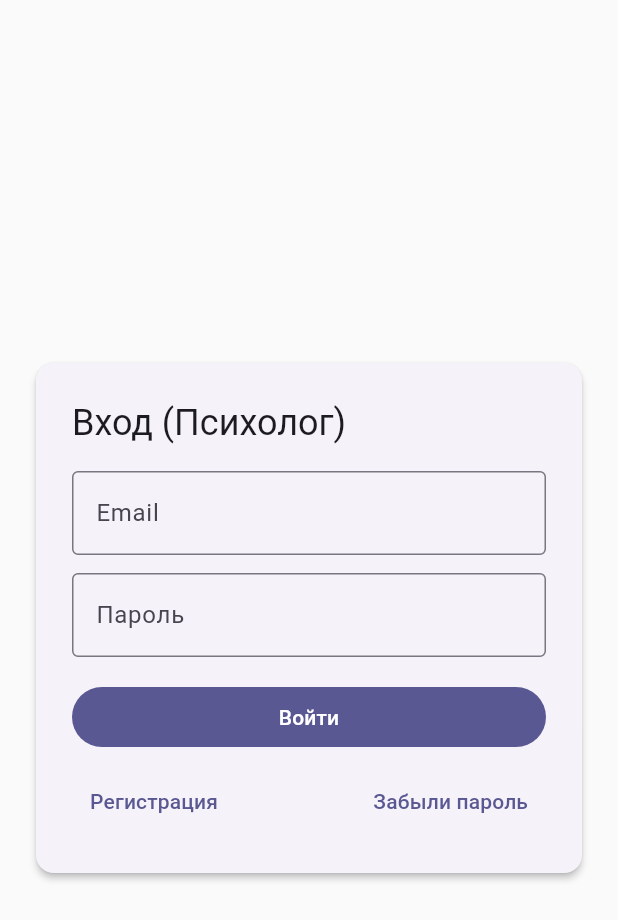
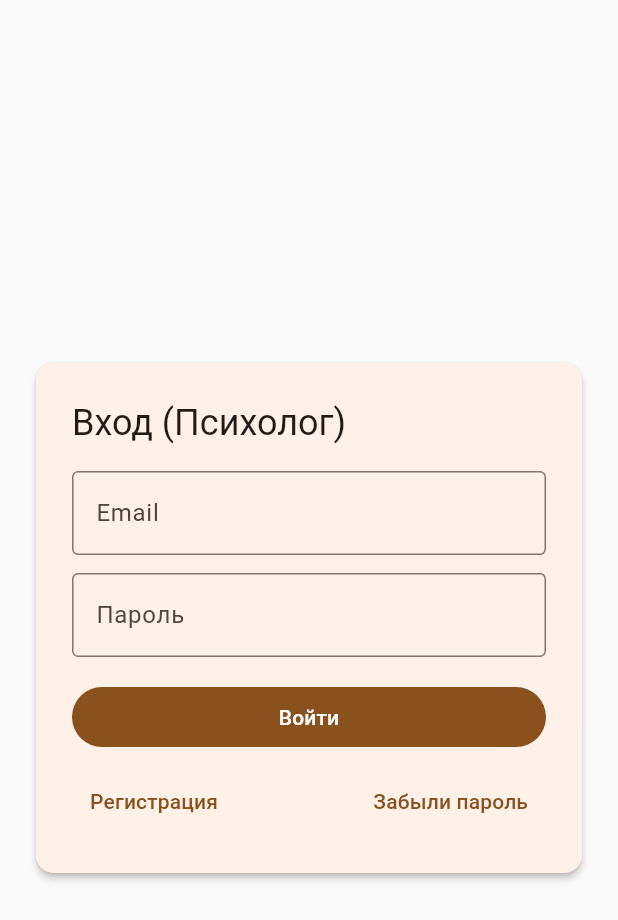
Before and after one commit to ruslanflutterdev/Psychologist, a Flutter app: the screen it shows after launch, on a phone screen of 412 x 824 dp. Shown: the top 920 px of the screen. Run offline on Flutter 3.47's test engine with Material 3 defaults, Android fonts, the phone set to English and light mode, and no system bars; our stand-ins replace fl_chart, flutter_bloc, supabase_flutter; accounts and stored records are empty.

Commit message:
Веб-приложение психолога: смена цветовой схемы на оранжевую

```diff
--- a/lib/core/theme/app_theme.dart
+++ b/lib/core/theme/app_theme.dart
@@ -3,7 +3,7 @@ import 'package:flutter/material.dart';
 class AppTheme {
   static final light = ThemeData(
     useMaterial3: true,
-    colorSchemeSeed: const Color(0xFF4F46E5),
+    colorSchemeSeed: const Color(0xFFFB8C00),
     scaffoldBackgroundColor: const Color(0xFFFAFAFA),
     visualDensity: VisualDensity.standard,
     inputDecorationTheme: const InputDecorationTheme(
```
